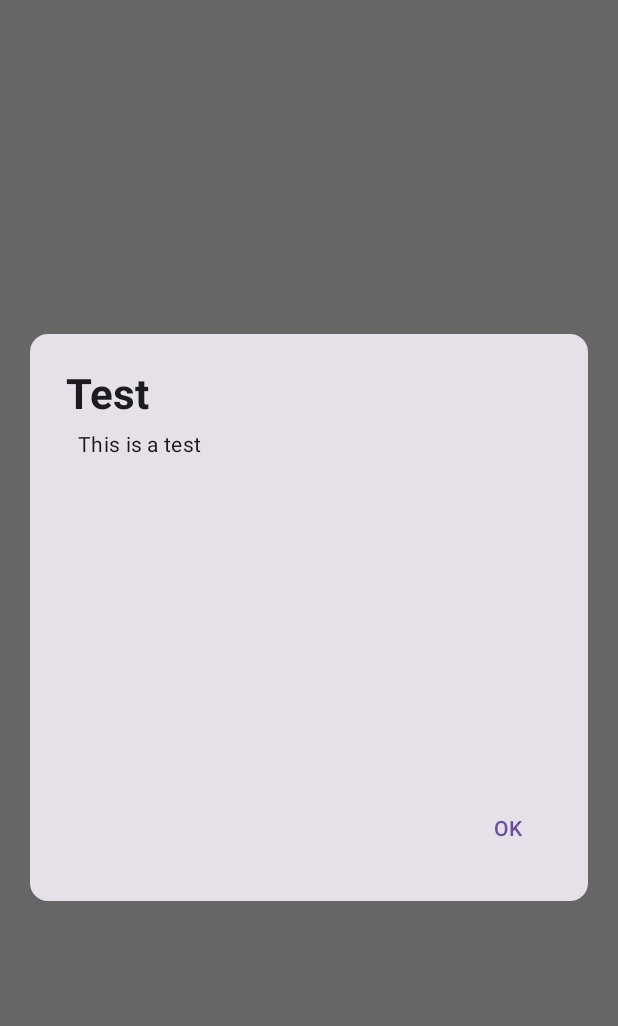
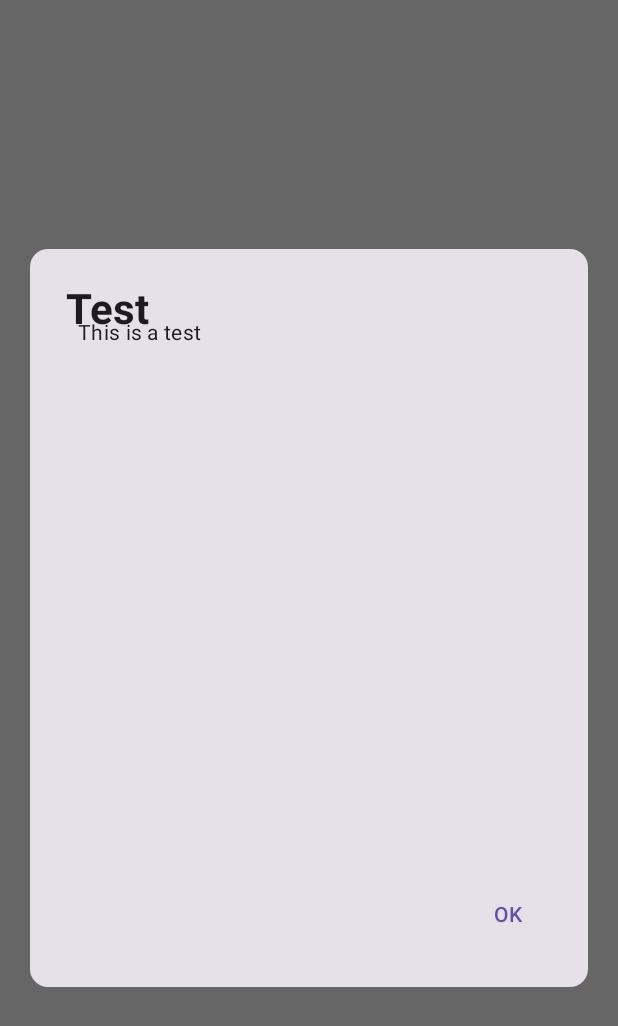
Before and after one commit to scottbiggs/biggsstopwatch3, an Android app built with Jetpack Compose: the @Preview function Preview, on a phone screen of 412 x 824 dp. Shown: the top 1026 px of the screen. Run offline under Robolectric (Android 15) with nearby library versions, the light colour scheme and no system bars; our stand-ins replace constraintlayout-compose.

Commit message:
dialog seems to work now. might need tidying.

```diff
--- a/app/src/main/java/com/sleepfuriously/biggsstopwatch3/ui/MyDialog.kt
+++ b/app/src/main/java/com/sleepfuriously/biggsstopwatch3/ui/MyDialog.kt
@@ -1,8 +1,6 @@
 package com.sleepfuriously.biggsstopwatch3.ui
 
 import android.util.Log
-import androidx.compose.foundation.layout.Column
-import androidx.compose.foundation.layout.fillMaxSize
 import androidx.compose.foundation.layout.fillMaxWidth
 import androidx.compose.foundation.layout.height
 import androidx.compose.foundation.layout.padding
@@ -14,7 +12,6 @@ import androidx.compose.material3.MaterialTheme
 import androidx.compose.material3.Text
 import androidx.compose.material3.TextButton
 import androidx.compose.runtime.Composable
-import androidx.compose.ui.Alignment
 import androidx.compose.ui.Modifier
 import androidx.compose.ui.res.stringResource
 import androidx.compose.ui.text.font.FontWeight
@@ -38,7 +35,7 @@ const val TAG = "MyDialog"
 fun MyDialog(
     titleStr : String,
     msgStr: String,
-    onDismiss: () -> Unit = { Log.d(TAG, "MyDialog OK") }
+    onDismiss: () -> Unit
 ) {
     Dialog(onDismissRequest = onDismiss) {
         Card(
@@ -70,7 +67,7 @@ fun MyDialog(
 
                 // ok button at bottom right
                 TextButton(
-                    onClick = onDismiss,
+                    onClick = { onDismiss.invoke() },
                     modifier = Modifier
                         .constrainAs(ok) {
                             bottom.linkTo(parent.bottom)
@@ -129,7 +126,7 @@ fun MyDialog(
 @Composable
 fun MyScrollText(
     str: String,
-    modifier: Modifier
+    modifier: Modifier = Modifier
 ) {
     val scroll = rememberScrollState(0)
 
@@ -139,8 +136,8 @@ fun MyScrollText(
                 text = str,
                 style = MaterialTheme.typography.bodyMedium,
                 modifier = modifier
-                    .padding(8.dp, 40.dp)
-                    .height(250.dp)
+                    .padding(8.dp, 22.dp)
+                    .height(400.dp)
                     .verticalScroll(scroll)
             )
         }
@@ -148,8 +145,10 @@ fun MyScrollText(
 }
 
 
+
 @Preview
 @Composable
 private fun Preview() {
-    MyDialog(titleStr = "Test", msgStr = "This is a test")
+    MyDialog(titleStr = "Test", msgStr = "This is a test") {
+    }
 }
```
Also changed, not shown: app/src/main/java/com/sleepfuriously/biggsstopwatch3/MainActivity.kt (+52 -15 lines).
